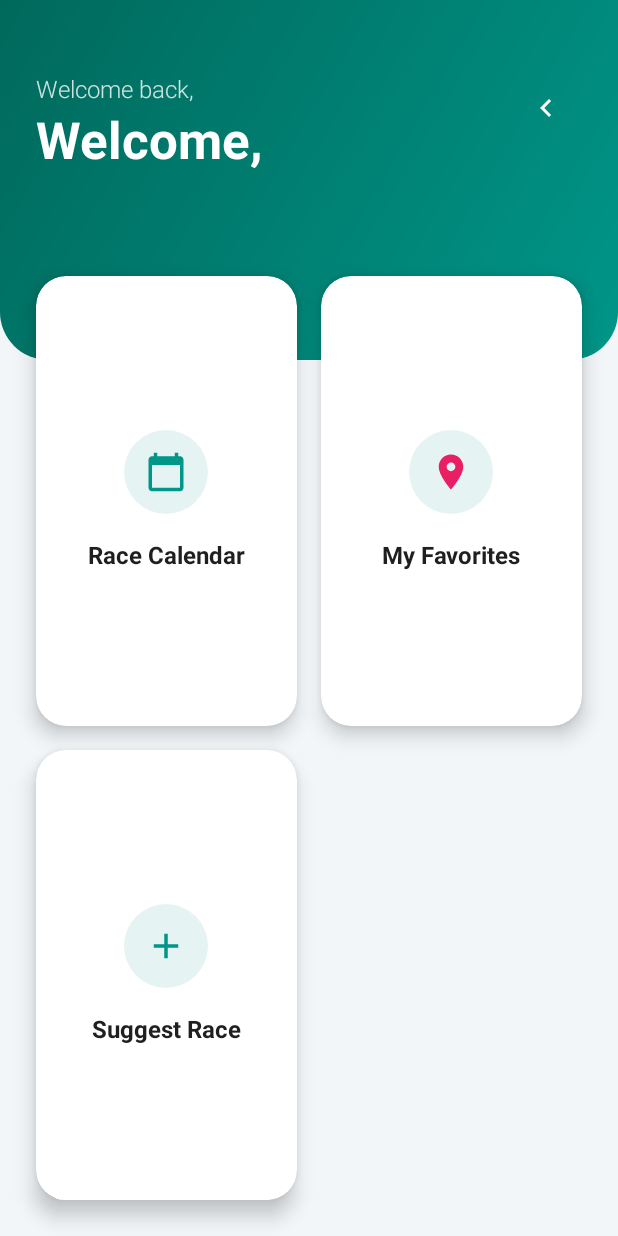
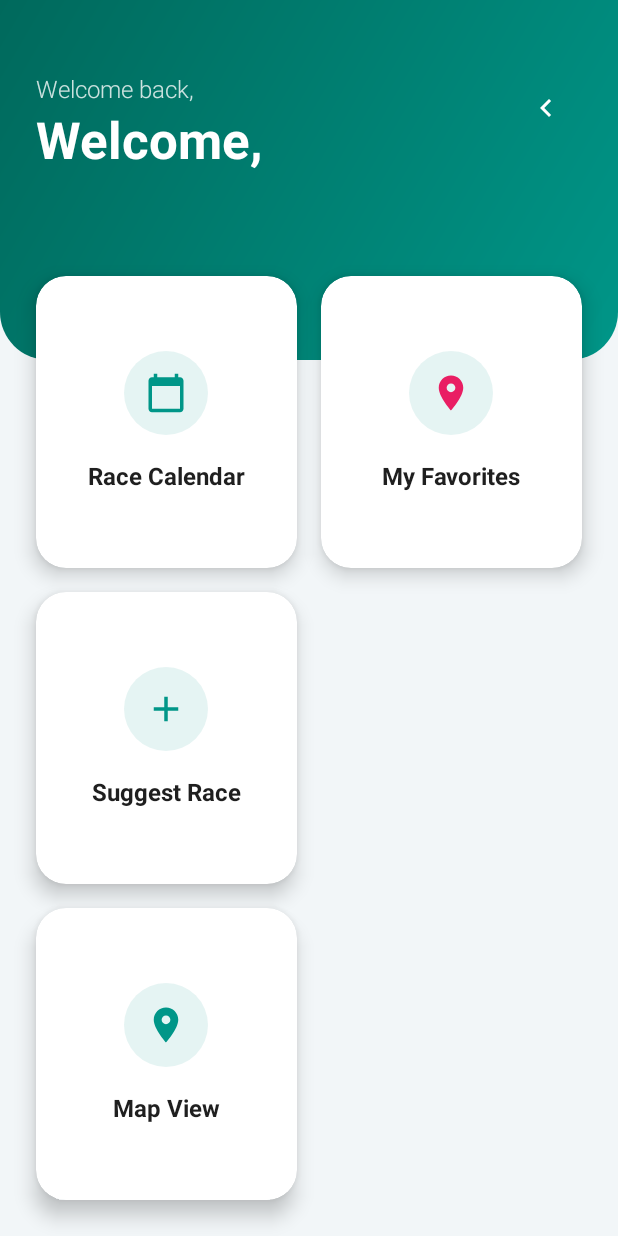
Before and after one commit to Tatatroi/RaceUp, an Android app: the screen it shows after launch once a user with an empty profile is signed in (MainActivity), on a phone screen of 412 x 824 dp. Run offline under Robolectric (Android 15) with nearby library versions, the phone set to English and light mode, and no system bars; our stand-ins replace Firebase (no records; nobody signed in at launch, a user with empty details on screens opened directly).

```diff
--- a/app/src/main/java/com/raceup/app/MainActivity.kt
+++ b/app/src/main/java/com/raceup/app/MainActivity.kt
@@ -20,6 +20,7 @@ class MainActivity : AppCompatActivity() {
     private lateinit var cardFavorites: CardView
     private lateinit var cardSuggest: CardView
     private lateinit var cardAdmin: CardView
+    private lateinit var cardMap: CardView
 
     private val authManager = FirebaseAuthManager()
 
@@ -38,6 +39,7 @@ class MainActivity : AppCompatActivity() {
         cardFavorites = findViewById(R.id.cardFavorites)
         cardSuggest = findViewById(R.id.cardSuggest)
         cardAdmin = findViewById(R.id.cardAdmin)
+        cardMap = findViewById(R.id.cardMap)
 
         // 2. Setup User Info
         val currentUser = authManager.currentUser()
@@ -51,6 +53,10 @@ class MainActivity : AppCompatActivity() {
             val intent = Intent(this, LoginActivity::class.java)
             intent.flags = Intent.FLAG_ACTIVITY_NEW_TASK or Intent.FLAG_ACTIVITY_CLEAR_TASK
             startActivity(intent)
+        }
+
+        cardMap.setOnClickListener {
+            startActivity(Intent(this, MapExplorerActivity::class.java))
         }
 
         // 4. CLICK LISTENERS
--- a/app/src/main/res/layout/activity_main.xml
+++ b/app/src/main/res/layout/activity_main.xml
@@ -217,6 +217,43 @@
             </LinearLayout>
         </androidx.cardview.widget.CardView>
 
+        <androidx.cardview.widget.CardView
+            android:id="@+id/cardMap"
+            android:layout_width="0dp"
+            android:layout_height="150dp"
+            android:layout_rowWeight="1"
+            android:layout_columnWeight="1"
+            android:layout_margin="8dp"
+            app:cardCornerRadius="20dp"
+            app:cardElevation="8dp"
+            app:cardBackgroundColor="@color/card_bg"
+            android:foreground="?attr/selectableItemBackground">
+
+            <LinearLayout
+                android:layout_width="match_parent"
+                android:layout_height="match_parent"
+                android:gravity="center"
+                android:orientation="vertical"
+                android:padding="16dp">
+
+                <ImageView
+                    android:layout_width="56dp"
+                    android:layout_height="56dp"
+                    android:layout_marginBottom="16dp"
+                    android:background="@drawable/bg_circle_light"
+                    android:padding="14dp"
+                    android:src="@drawable/ic_location_on_24"
+                    app:tint="@color/brand_primary" />
+                <TextView
+                    android:layout_width="wrap_content"
+                    android:layout_height="wrap_content"
+                    android:text="Map View"
+                    android:textSize="16sp"
+                    android:textStyle="bold"
+                    android:textColor="@color/text_primary"/>
+            </LinearLayout>
+        </androidx.cardview.widget.CardView>
+
     </GridLayout>
 
 </androidx.constraintlayout.widget.ConstraintLayout>
```
Also changed, not shown: app/build.gradle.kts (+12 -0 lines), app/src/main/AndroidManifest.xml (+6 -1 lines), app/src/main/java/com/raceup/app/MapExplorerActivity.kt (added, +82 -0 lines), app/src/main/res/layout/activity_map_explorer.xml (added, +45 -0 lines).
